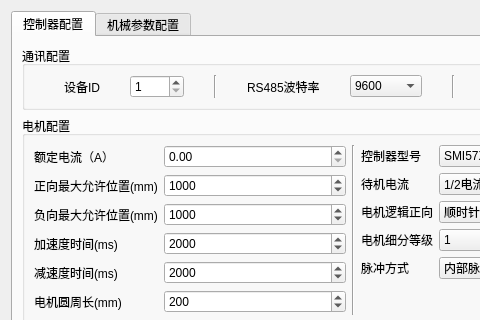
This is src/configdialog.ui in eeyoo/step-servo-tuner as Qt 5 draws it before an edit; both pictures show x 0 to 480 and y 0 to 320 of the 707 by 519 pixel window. The edited form follows.
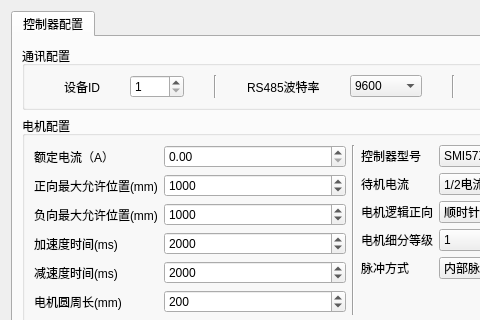
This is the edited form.

What changed in the file:
```diff
--- a/src/configdialog.ui
+++ b/src/configdialog.ui
@@ -633,11 +633,6 @@
        </item>
       </layout>
      </widget>
-     <widget class="QWidget" name="tab_2">
-      <attribute name="title">
-       <string>机械参数配置</string>
-      </attribute>
-     </widget>
     </widget>
    </item>
    <item>
```
